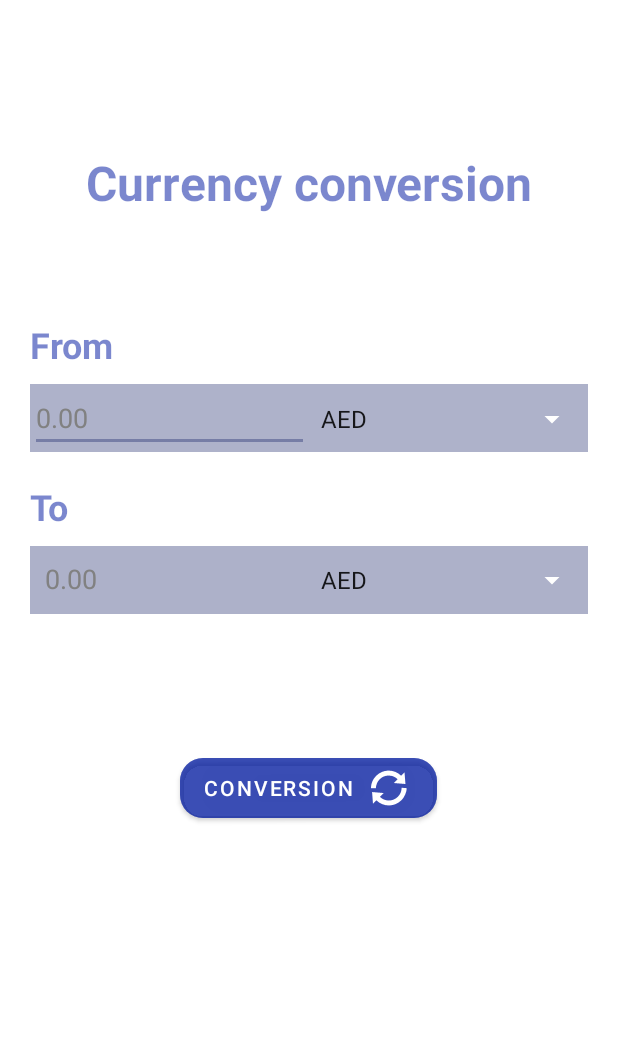
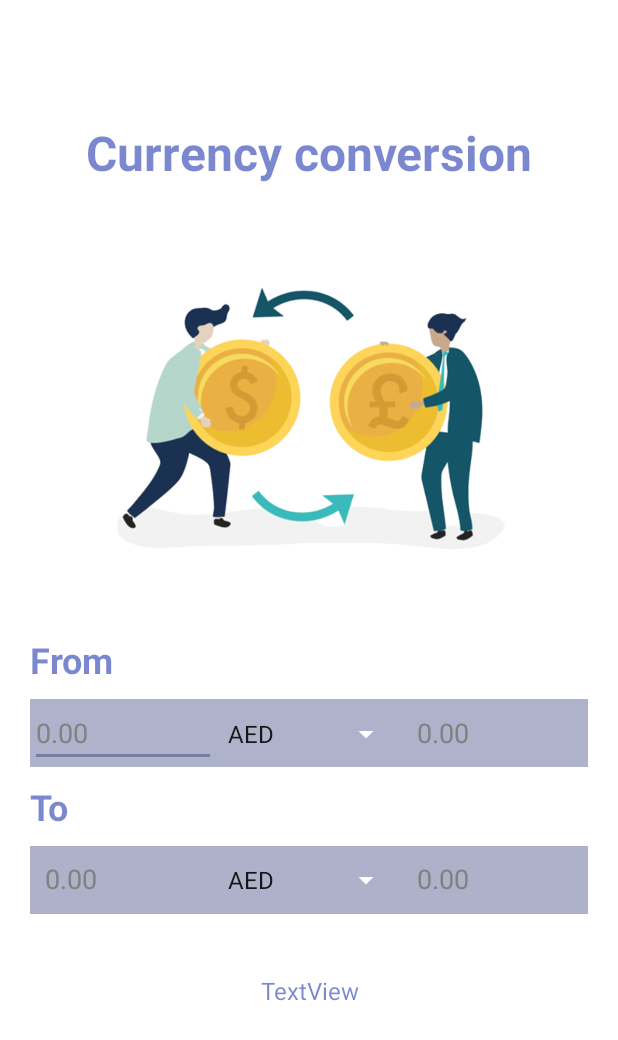
Before and after one commit to Hounaida-elghannamii/Convertisseur_de_devises, an Android app: the screen it shows after launch (MainActivity), on a phone screen of 412 x 824 dp. Shown: the top 1040 px of the screen. Run offline under Robolectric (Android 15) with nearby library versions, the phone set to English and light mode, and no system bars.

Commit message:
first commit

```diff
--- a/app/src/main/AndroidManifest.xml
+++ b/app/src/main/AndroidManifest.xml
@@ -1,7 +1,9 @@
 <?xml version="1.0" encoding="utf-8"?>
 <manifest xmlns:android="http://schemas.android.com/apk/res/android"
     xmlns:tools="http://schemas.android.com/tools">
-<uses-permission android:name="android.permission.INTERNET"/>
+
+    <uses-permission android:name="android.permission.INTERNET"/>
+    <uses-permission android:name="android.permission.ACCESS_NETWORK_STATE" />
     <application
         android:allowBackup="true"
         android:dataExtractionRules="@xml/data_extraction_rules"
@@ -9,6 +11,7 @@
         android:icon="@mipmap/ic_launcher"
         android:label="@string/app_name"
         android:roundIcon="@mipmap/ic_launcher_round"
+        android:networkSecurityConfig="@xml/network_security_config"
         android:supportsRtl="true"
         android:theme="@style/Theme.MCD"
         tools:targetApi="31">
--- a/app/src/main/java/com/example/mcd/MainActivity.java
+++ b/app/src/main/java/com/example/mcd/MainActivity.java
@@ -2,28 +2,41 @@ package com.example.mcd;
 
 import androidx.appcompat.app.AppCompatActivity;
 
+import android.database.Cursor;
 import android.os.Bundle;
+import android.text.Editable;
+import android.text.TextWatcher;
 import android.util.Log;
 import android.view.View;
+import android.widget.AdapterView;
 import android.widget.ArrayAdapter;
 import android.widget.Button;
 import android.widget.EditText;
 import android.widget.Spinner;
 import android.widget.TextView;
+import android.widget.Toast;
 
+import com.google.gson.Gson;
 import com.google.gson.JsonObject;
 
 import retrofit2.Call;
 import retrofit2.Callback;
 import retrofit2.Response;
+import static android.content.ContentValues.TAG;
 
-public class MainActivity extends AppCompatActivity {
-    TextView tvR,ol;
+import java.text.DecimalFormat;
+import java.util.ArrayList;
+import java.util.Enumeration;
+import java.util.Hashtable;
+
+public class MainActivity extends AppCompatActivity implements AdapterView.OnItemSelectedListener {
+    TextView tvR,text1,text2,t;
     Spinner sp1,sp2;
     EditText et1;
-    Button conv;
+    Double quote;
+    Double from=1.0;
+    Double to=1.0;
 
-Float convR=0f;
     @Override
     protected void onCreate(Bundle savedInstanceState) {
         super.onCreate(savedInstanceState);
@@ -31,27 +44,51 @@ Float convR=0f;
         tvR=findViewById(R.id.tvR);
         sp1=findViewById(R.id.sp1);
         sp2=findViewById(R.id.sp2);
-        conv=findViewById(R.id.button);
         et1=findViewById(R.id.e1);
-conv.setOnClickListener(new View.OnClickListener() {
+        text1=findViewById(R.id.text1);
+        text2=findViewById(R.id.text2);
+        t=findViewById(R.id.t);
+        et1.addTextChangedListener(new TextWatcher() {
             @Override
-    public void onClick(View view) {
-RetrInt retrInt=RetBuild.getRetrofitInstance().create(RetrInt.class);
-Call<JsonObject> call=retrInt.getExchangeCurrency(sp1.getSelectedItem().toString());
+            public void beforeTextChanged(CharSequence charSequence, int i, int i1, int i2) {}
+
+            @Override
+            public void onTextChanged(CharSequence charSequence, int i, int i1, int i2) {
+                Convert();
+            }
+
+            @Override
+            public void afterTextChanged(Editable editable) {}
+        });
+        sp1.setOnItemSelectedListener(this);
+        sp2.setOnItemSelectedListener(this);
+    }
+    public  void Convert(){
+        try {
+            RetrInt retrInt = RetBuild.getRetrofitInstance().create(RetrInt.class);
+            Call<JsonObject> call = retrInt.getExchangeCurrency(sp1.getSelectedItem().toString());
             call.enqueue(new Callback<JsonObject>() {
                 @Override
                 public void onResponse(Call<JsonObject> call, Response<JsonObject> response) {
 
-       JsonObject res=response.body();
-       JsonObject rates=res.getAsJsonObject("rates");
+                    JsonObject res = response.body();
+                    try {
+                        String cc=res.get("price").toString();
+                        cc= cc.substring(1,cc.length()-1);
 
+                        from= Double.parseDouble(cc);
 
-        double currency=Double.valueOf(Double.parseDouble(et1.getText().toString()));
-        double multiplier=Double.valueOf(rates.get(sp2.getSelectedItem().toString()).toString());
+                        String d=res.get("datedeUpp").toString();
+                        String[] gg=d.split(" ");
+                        String u="Last Update :";
+                        for(int i=0;i<4;i++){
+                            u+=" "+gg[i];
+                        }
+t.setText(u);
 
-        double result=currency*multiplier;
-        tvR.setText(String.valueOf(result));
-
+                        SetValues();
+                    }
+                    catch (Exception e){}
 
                 }
 
@@ -61,11 +98,52 @@ call.enqueue(new Callback<JsonObject>() {
 
                 }
             });
+
+            Call<JsonObject> call2 = retrInt.getExchangeCurrency(sp2.getSelectedItem().toString());
+            call2.enqueue(new Callback<JsonObject>() {
+                @Override
+                public void onResponse(Call<JsonObject> call, Response<JsonObject> response) {
+                    JsonObject res = response.body();
+
+                    try {
+                        String cc=res.get("price").toString();
+                        cc= cc.substring(1,cc.length()-1);
+                        to= Double.parseDouble(cc);
+
+                        SetValues();
                     }
-});
-
-
+                    catch (Exception e){
 
                     }
 
                 }
+                @Override
+                public void onFailure(Call<JsonObject> call, Throwable t) {
+
+                }
+            });
+        }
+        catch (Exception e){
+
+        }
+    }
+
+    public void SetValues(){
+        quote = to/from;
+        tvR.setText(""+ new DecimalFormat("##.##").format(quote * Double.parseDouble(et1.getText().toString()) ));
+        text1.setText(String.valueOf(""+1.00));
+        text2.setText(""+new DecimalFormat("##.##").format(quote));
+    }
+
+    @Override
+    public void onItemSelected(AdapterView<?> adapterView, View view, int i, long l) {
+        Convert();
+    }
+
+    @Override
+    public void onNothingSelected(AdapterView<?> adapterView) {
+
+    }
+
+
+}
--- a/app/src/main/java/com/example/mcd/RetBuild.java
+++ b/app/src/main/java/com/example/mcd/RetBuild.java
@@ -12,7 +12,7 @@ public class RetBuild {
     public static Retrofit getRetrofitInstance(){
         if(retrofit==null){
             retrofit=new retrofit2.Retrofit.Builder()
-                    .baseUrl("https://open.er-api.com/")
+                    .baseUrl("http://142.93.14.153:8090/")
                     .addConverterFactory(GsonConverterFactory.create())
                     .build();
 
--- a/app/src/main/java/com/example/mcd/RetrInt.java
+++ b/app/src/main/java/com/example/mcd/RetrInt.java
@@ -8,6 +8,6 @@ import retrofit2.http.GET;
 import retrofit2.http.Path;
 
 public interface RetrInt {
-    @GET("v6/latest/{currency}")
+    @GET("/hounaida/{currency}")
     Call<JsonObject> getExchangeCurrency(@Path("currency") String currency);
 }
--- a/app/src/main/res/layout/activity_main.xml
+++ b/app/src/main/res/layout/activity_main.xml
@@ -11,7 +11,7 @@
         android:id="@+id/linearLayout"
         android:layout_width="0dp"
         android:layout_height="0dp"
-        android:layout_marginTop="50sp"
+        android:layout_marginTop="30sp"
         android:orientation="vertical"
         app:layout_constraintBottom_toBottomOf="parent"
         app:layout_constraintEnd_toEndOf="parent"
@@ -29,12 +29,18 @@
             android:textSize="32sp"
             android:textStyle="bold" />
 
+        <ImageView
+            android:id="@+id/imageView"
+            android:layout_width="300sp"
+            android:layout_height="300sp"
+            android:layout_gravity="center"
+            app:srcCompat="@drawable/dc" />
+
         <TextView
             android:id="@+id/textView6"
             android:layout_width="match_parent"
             android:layout_height="wrap_content"
             android:layout_marginLeft="20sp"
-            android:layout_marginTop="70sp"
             android:layout_marginRight="20sp"
             android:text="From"
             android:textColor="#86031BA1"
@@ -73,6 +79,18 @@
                 android:entries="@array/devise"
                 android:spinnerMode="dropdown" />
 
+            <TextView
+                android:id="@+id/text1"
+                android:layout_width="match_parent"
+                android:layout_height="wrap_content"
+                android:layout_weight="1"
+                android:hint=" 0.00"
+                android:padding="5sp"
+                android:textAlignment="textStart"
+                android:textColor="#FFFFFF"
+                android:textColorHint="#818181"
+                android:textSize="18sp" />
+
         </LinearLayout>
 
         <TextView
@@ -80,7 +98,7 @@
             android:layout_width="match_parent"
             android:layout_height="wrap_content"
             android:layout_marginLeft="20sp"
-            android:layout_marginTop="20sp"
+            android:layout_marginTop="10sp"
             android:layout_marginRight="20sp"
             android:text="To"
             android:textColor="#86031BA1"
@@ -117,21 +135,30 @@
                 android:entries="@array/devise"
                 android:spinnerMode="dropdown" />
 
+            <TextView
+                android:id="@+id/text2"
+                android:layout_width="match_parent"
+                android:layout_height="wrap_content"
+                android:layout_weight="1"
+                android:hint=" 0.00"
+                android:padding="5sp"
+                android:textAlignment="textStart"
+                android:textColor="#FFFFFF"
+                android:textColorHint="#818181"
+                android:textSize="18sp" />
+
         </LinearLayout>
 
-        <Button
-            android:id="@+id/button"
-            android:layout_width="wrap_content"
+        <TextView
+            android:id="@+id/t"
+            android:layout_width="match_parent"
             android:layout_height="wrap_content"
             android:layout_gravity="center"
-            android:layout_marginTop="90sp"
-            android:backgroundTint="#86031BA1"
-            android:text="Conversion"
-            android:textColor="#FFFFFF"
-            app:cornerRadius="15sp"
-            app:icon="@android:drawable/ic_popup_sync"
-            app:iconGravity="end"
-            app:iconTint="#FFFFFF" />
+            android:layout_margin="40sp"
+            android:gravity="center"
+            android:text="TextView"
+            android:textColor="#86031BA1"
+            android:textSize="16sp" />
 
     </LinearLayout>
 </androidx.constraintlayout.widget.ConstraintLayout>
```
Also changed, not shown: app/src/main/res/values/strings.xml (+9 -0 lines), app/src/main/res/xml/network_security_config.xml (added, +8 -0 lines), app/src/main/res/drawable/dc.png (added). Lines whose indentation alone changed are shown as unchanged.
